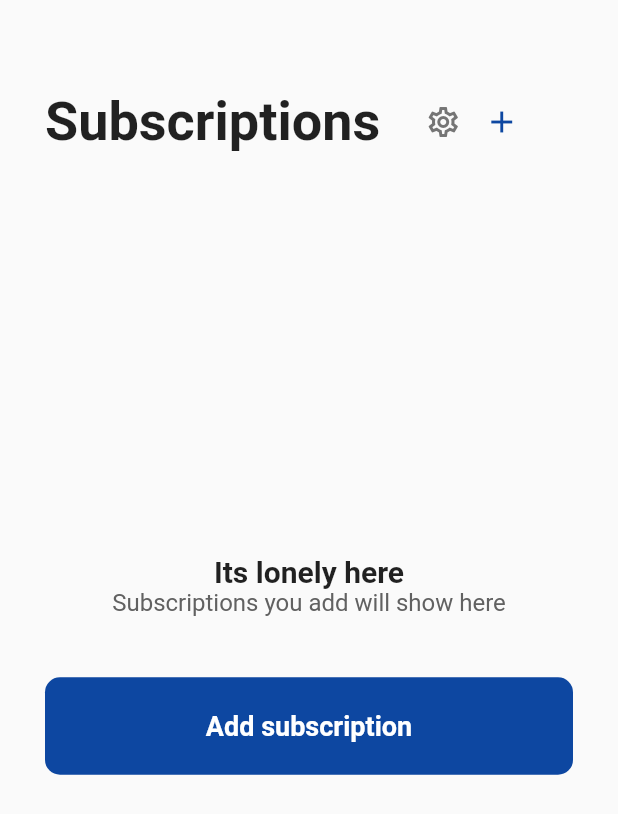
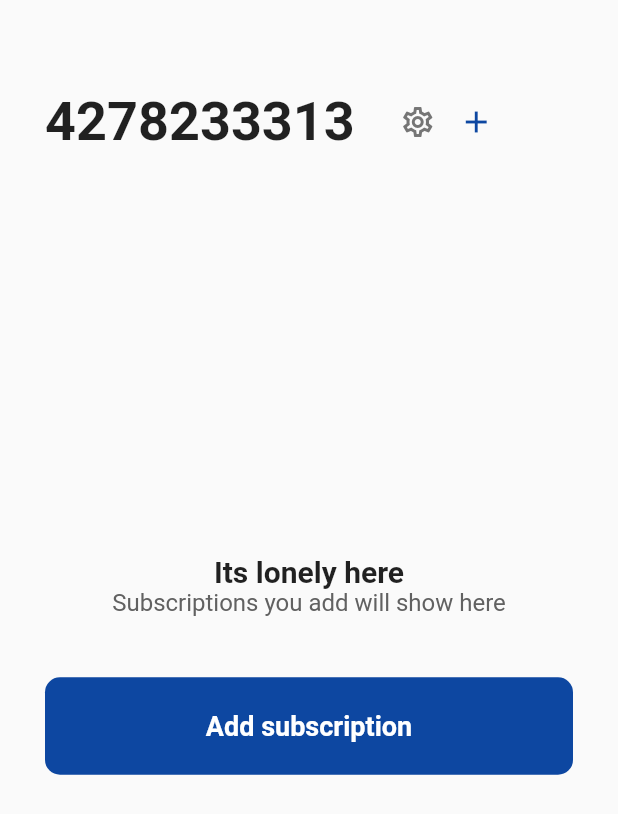
Before and after one commit to bralash/subman_flutter, a Flutter app: the screen it shows once a user with an empty profile is signed in, on a phone screen of 412 x 824 dp. Shown: the top 814 px of the screen. Run offline on Flutter 3.47's test engine with Material 2 defaults, Android fonts, the phone set to English and light mode, and no system bars; our stand-ins replace cloud_firestore, firebase_auth, firebase_core, google_sign_in; accounts and stored records are empty; Roboto replaces fonts that are missing (SFPro).

Commit message:
Added a couple more services

```diff
--- a/lib/pages/subscriptions.dart
+++ b/lib/pages/subscriptions.dart
@@ -55,8 +55,8 @@ class _SubscriptionsState extends State<Subscriptions> {
                 // ignore: prefer_const_literals_to_create_immutables
                 children: [
                   Text(
-                    'Subscriptions',
-                    // Color(0xFF000000).value.toString(),
+                    // 'Subscriptions',
+                    Color(0xFF00a8e1).value.toString(),
                     style: TextStyle(
                       fontFamily: 'SFPro',
                       fontWeight: FontWeight.bold,
--- a/pubspec.yaml
+++ b/pubspec.yaml
@@ -66,6 +66,12 @@ flutter:
     - assets/logos/google_drive_alt.png
     - assets/logos/apple_one.png
     - assets/logos/apple_one_alt.png
+    - assets/logos/paetron.png
+    - assets/logos/paetron_alt.png
+    - assets/logos/amazon_prime.png
+    - assets/logos/amazon_prime_alt.png
+    - assets/logos/prime_video.png
+    - assets/logos/prime_video_alt.png
 
     - assets/settings/box.png
     - assets/settings/file.png
```
Also changed, not shown: assets/logos/amazon_prime.png (added), assets/logos/amazon_prime_alt.png (added), assets/logos/paetron.png (added), assets/logos/paetron_alt.png (added), assets/logos/prime_video.png (added), assets/logos/prime_video_alt.png (added).
